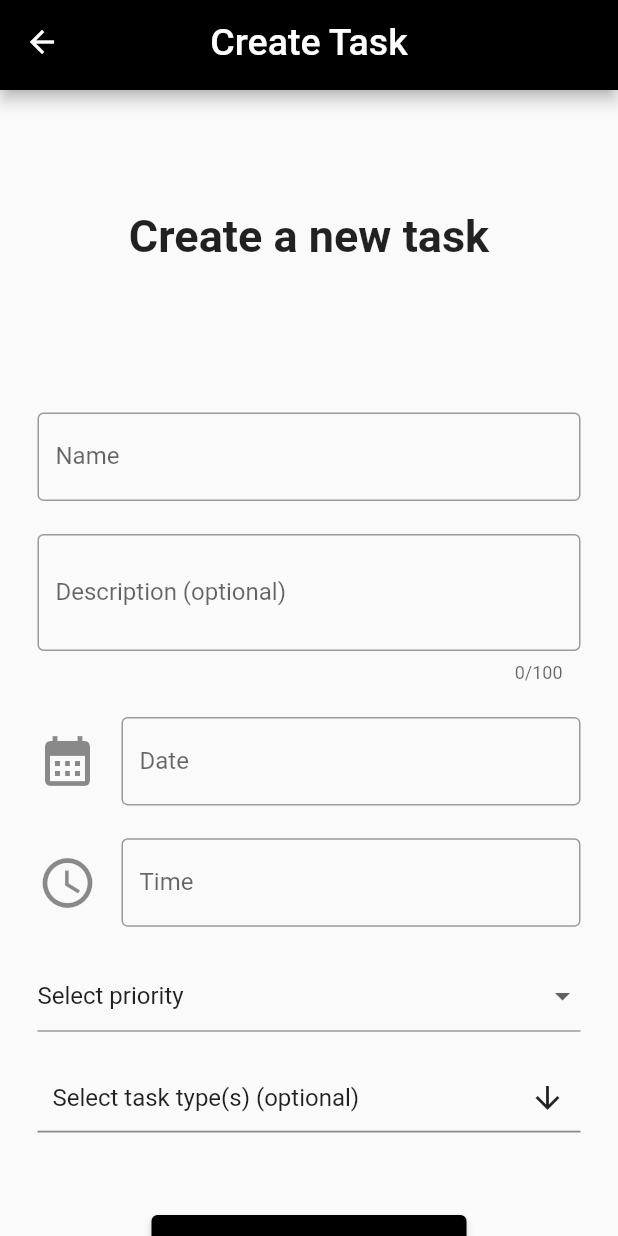
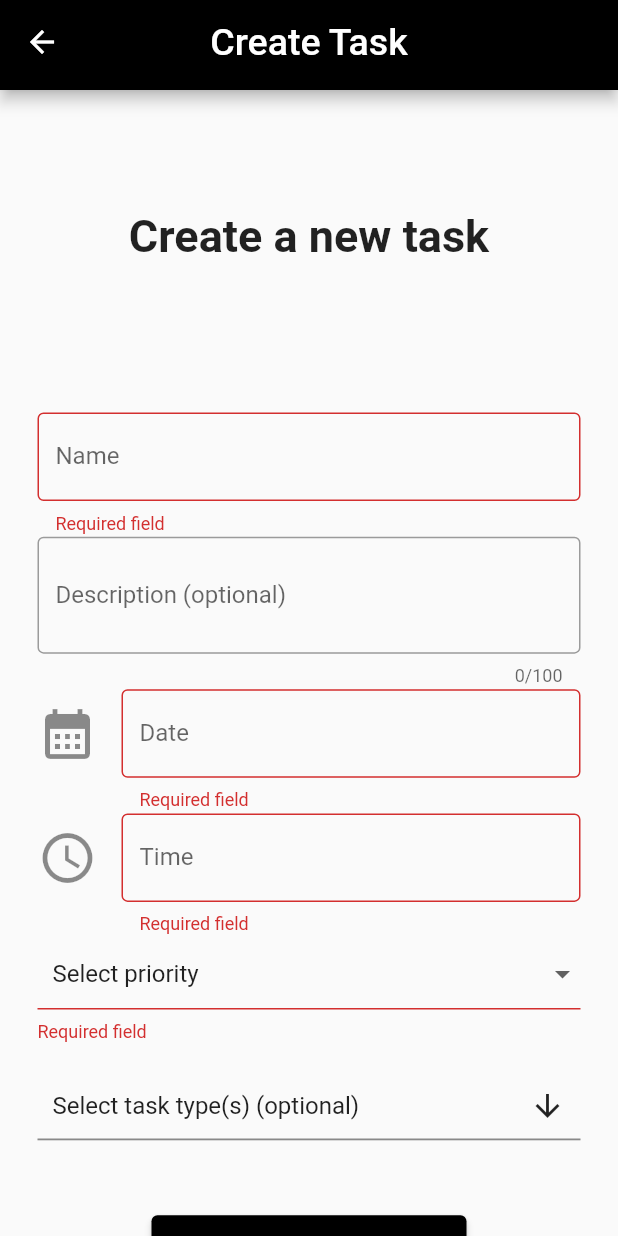
Before and after one commit to WindowsCrashed/TodoAppUni, a Flutter app: the CreateTask screen opened by its route, after a tap on "Save", on a phone screen of 412 x 824 dp. Run offline on Flutter 3.47's test engine with Material 2 defaults, Android fonts, the phone set to English and light mode, and no system bars; drawn by our look-alikes of multi_select_flutter; our stand-ins replace flutter_colorpicker; missing offline and left inert: flutter_iconpicker.

Commit message:
Finished implementing task creation

```diff
--- a/lib/main.dart
+++ b/lib/main.dart
@@ -12,7 +12,7 @@ void main() {
     title: 'JustDoIi!',
     initialRoute: '/home',
     routes: {
-      '/home': (context) => const Home(),
+      '/home': (context) => Home(),
       '/create-task-type': (context) => const CreateTaskType(),
       '/create-task-priority': (context) => const CreateTaskPriority(),
       '/create-task': (context) => const CreateTask()
--- a/lib/pages/create_task.dart
+++ b/lib/pages/create_task.dart
@@ -2,7 +2,9 @@ import 'package:flutter/material.dart';
 import 'package:intl/intl.dart';
 import 'package:multi_select_flutter/multi_select_flutter.dart';
 import 'package:todo_app_uni/models/task_priority.dart';
+import 'package:todo_app_uni/models/task_type.dart';
 import 'package:todo_app_uni/models/validation_response.dart';
+import 'package:todo_app_uni/services/task_service.dart';
 import 'package:todo_app_uni/services/task_type_service.dart';
 import 'package:todo_app_uni/widgets/app_appbar.dart';
 import 'package:todo_app_uni/services/task_priority_service.dart';
@@ -19,36 +21,41 @@ class _CreateTaskState extends State<CreateTask> {
   final _formKey = GlobalKey<FormState>();
   final _taskPriorityService = TaskPriorityService();
   final _taskTypeService = TaskTypeService();
+  final _taskService = TaskService();
 
-  final TextEditingController nameController = TextEditingController();
-  final TextEditingController descriptionController = TextEditingController();
-  final TextEditingController dateController = TextEditingController();
-  final TextEditingController timeController = TextEditingController();
-  final TextEditingController typesController = TextEditingController();
-  final TextEditingController priorityController = TextEditingController();
+  final _nameController = TextEditingController();
+  final _descriptionController = TextEditingController();
+  final _dateController = TextEditingController();
+  final _timeController = TextEditingController();
+  final _typesController = TextEditingController();
+  final _priorityController = TextEditingController();
 
   DateTime? _date = DateTime.now();
   TimeOfDay? _time = const TimeOfDay(hour: 0, minute: 0);
   TaskPriority? _priority;
+  List<TaskType> _types = [];
 
   void save() {
-    // if (_formKey.currentState!.validate()) {
-    //   FocusScope.of(context).unfocus();
-    //
-    //   Map taskPriority = {
-    //     'priority': priorityController.text,
-    //     'color': _color,
-    //     'icon': _icon
-    //   };
-    //
-    //   ValidationResponse response = _taskPriorityService.addTaskPriority(taskPriority);
-    //   if (response.response) {
-    //     Navigator.pop(context);
-    //   }
-    //   ScaffoldMessenger.of(context).showSnackBar(
-    //       SnackBar(content: Text(response.message), duration: const Duration(seconds: 3),)
-    //   );
-    // }
+    if (_formKey.currentState!.validate()) {
+      FocusScope.of(context).unfocus();
+
+      Map task = {
+        'name': _nameController.text,
+        'description': _descriptionController.text,
+        'date': _date,
+        'time': _time,
+        'priority': _priority,
+        'types': _types
+      };
+
+      ValidationResponse response = _taskService.addTask(task);
+      if (response.response) {
+        Navigator.pop(context);
+      }
+      ScaffoldMessenger.of(context).showSnackBar(
+          SnackBar(content: Text(response.message), duration: const Duration(seconds: 3),)
+      );
+    }
   }
 
   void _pickDate() async {
@@ -61,7 +68,7 @@ class _CreateTaskState extends State<CreateTask> {
     _date = date;
     if (_date != null) {
       setState(() {
-        dateController.text = DateFormat('MM/dd/yyy').format(_date as DateTime);
+        _dateController.text = DateFormat('MM/dd/yyy').format(_date as DateTime);
       });
     }
   }
@@ -73,7 +80,7 @@ class _CreateTaskState extends State<CreateTask> {
     _time = time;
     if (_time != null) {
       setState(() {
-        timeController.text = _time?.format(context) as String;
+        _timeController.text = _time?.format(context) as String;
       });
     }
   }
@@ -85,13 +92,21 @@ class _CreateTaskState extends State<CreateTask> {
     });
   }
 
+  void _pickTypes(typeNames) {
+    List<TaskType> types = [];
+    typeNames.forEach((tn) => types.add(_taskTypeService.getType(tn)));
+    setState(() {
+      _types = types;
+    });
+  }
+
   @override void dispose() {
-    nameController.dispose();
-    descriptionController.dispose();
-    dateController.dispose();
-    timeController.dispose();
-    typesController.dispose();
-    priorityController.dispose();
+    _nameController.dispose();
+    _descriptionController.dispose();
+    _dateController.dispose();
+    _timeController.dispose();
+    _typesController.dispose();
+    _priorityController.dispose();
 
     super.dispose();
   }
@@ -117,18 +132,18 @@ class _CreateTaskState extends State<CreateTask> {
                   const SizedBox(height: 100),
                   Form(
                     key: _formKey,
-                    child: SizedBox(
-                      height: 645,
                     child: Column(
                       mainAxisAlignment: MainAxisAlignment.spaceBetween,
                       children: [
+                        Column(
+                          children: [
                             SizedBox(
-                            height: 480,
+                              height: 420,
                               child: Column(
                                 mainAxisAlignment: MainAxisAlignment.spaceBetween,
                                 children: [
                                   TextFormField(
-                                  controller: nameController,
+                                    controller: _nameController,
                                     decoration: const InputDecoration(
                                       border: OutlineInputBorder(),
                                       labelText: 'Name',
@@ -141,7 +156,7 @@ class _CreateTaskState extends State<CreateTask> {
                                     },
                                   ),
                                   TextFormField(
-                                  controller: descriptionController,
+                                    controller: _descriptionController,
                                     minLines: 2,
                                     maxLines: 2,
                                     maxLength: 100,
@@ -151,7 +166,7 @@ class _CreateTaskState extends State<CreateTask> {
                                     ),
                                   ),
                                   TextFormField(
-                                  controller: dateController,
+                                    controller: _dateController,
                                     readOnly: true,
                                     decoration: const InputDecoration(
                                       border: OutlineInputBorder(),
@@ -169,7 +184,7 @@ class _CreateTaskState extends State<CreateTask> {
                                     },
                                   ),
                                   TextFormField(
-                                  controller: timeController,
+                                    controller: _timeController,
                                     readOnly: true,
                                     decoration: const InputDecoration(
                                       border: OutlineInputBorder(),
@@ -189,9 +204,12 @@ class _CreateTaskState extends State<CreateTask> {
                                   DropdownButtonFormField(
                                       value: _priority == null ? 'Select priority' : _priority?.priority,
                                       items: [
-                                      const DropdownMenuItem(
+                                        DropdownMenuItem(
                                           value: 'Select priority',
-                                        child: Text('Select priority')
+                                          child: Container(
+                                            margin: const EdgeInsets.symmetric(horizontal: 10),
+                                              child: const Text('Select priority')
+                                          )
                                         ),
                                         ..._taskPriorityService.getPriorities()
                                           .map(
@@ -211,11 +229,15 @@ class _CreateTaskState extends State<CreateTask> {
                                         return null;
                                       },
                                   ),
+                                ],
+                              ),
+                            ),
+                            const SizedBox(height: 20,),
                             MultiSelectDialogField(
                               items: _taskTypeService.getTypes().map(
                                       (t) => MultiSelectItem(t.type, t.type)
                                     ).toList(),
-                                  onConfirm: (values) { },
+                              onConfirm: _pickTypes,
                               title: const Text('Select task type(s)'),
                               buttonText: const Text('Select task type(s) (optional)',
                                 style: TextStyle(fontSize: 16),
@@ -224,10 +246,9 @@ class _CreateTaskState extends State<CreateTask> {
                             ),
                           ],
                         ),
-                          ),
+                        const SizedBox(height: 50,),
                         SaveCancelButtons(onSave: save, context: context,)
                       ],
-                      ),
                     ),
                   ),
                 ],
--- a/lib/services/task_type_service.dart
+++ b/lib/services/task_type_service.dart
@@ -24,4 +24,8 @@ class TaskTypeService {
   List<TaskType> getTypes() {
     return Db.types;
   }
+
+  TaskType getType(String name) {
+    return Db.types.firstWhere((t) => t.type == name);
+  }
 }
```
Also changed, not shown: lib/pages/home.dart (+5 -3 lines), lib/services/task_service.dart (added, +43 -0 lines). Lines whose indentation alone changed are shown as unchanged.
